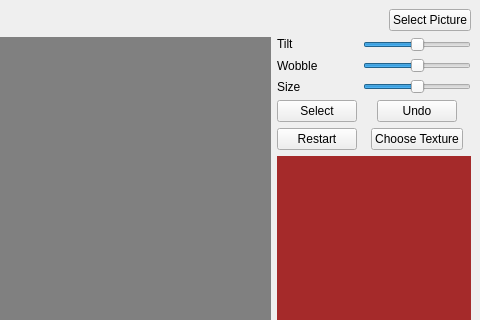
The window that mainwindow.ui (jordansz/ConcreteEditor2) describes before a commit, drawn with Qt 5; both pictures show x 320 to 800 and y 0 to 320 of the 800 by 600 pixel window.
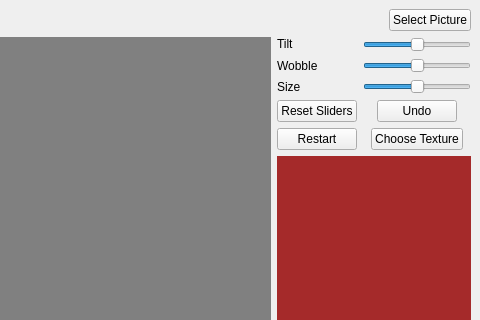
The same window after the commit.

Commit message: Changed select button to reset sliders

What changed in the file:
```diff
--- a/mainwindow.ui
+++ b/mainwindow.ui
@@ -192,7 +192,7 @@
           <item row="3" column="0">
            <widget class="QPushButton" name="SelectBtn">
             <property name="text">
-             <string>Select</string>
+             <string>Reset Sliders</string>
             </property>
            </widget>
           </item>
```
Left out of the diff: 2 changed lines with no effect on the pictures. The commit also changes 2 other files.
